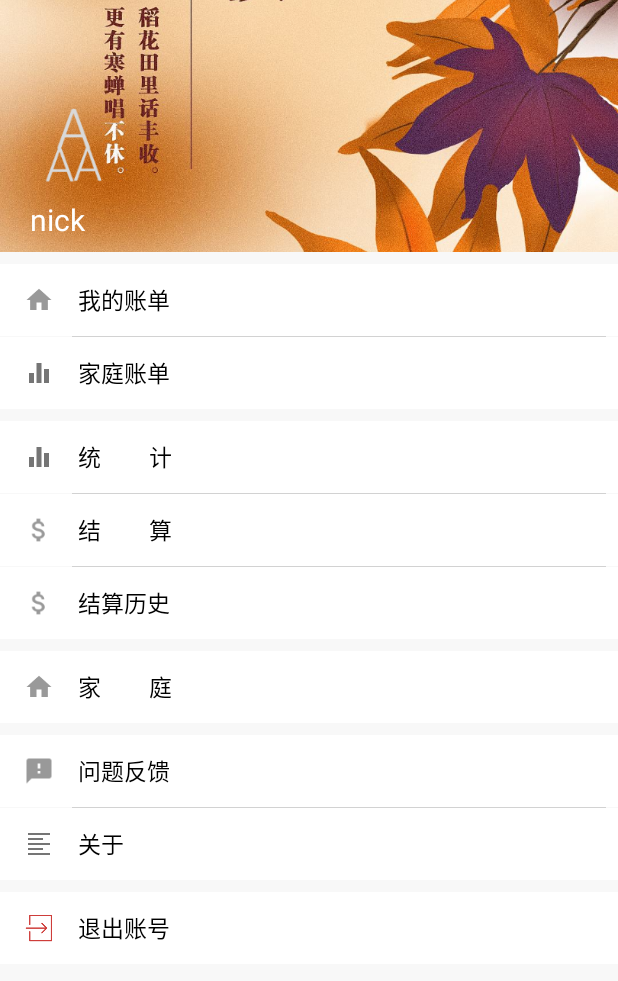
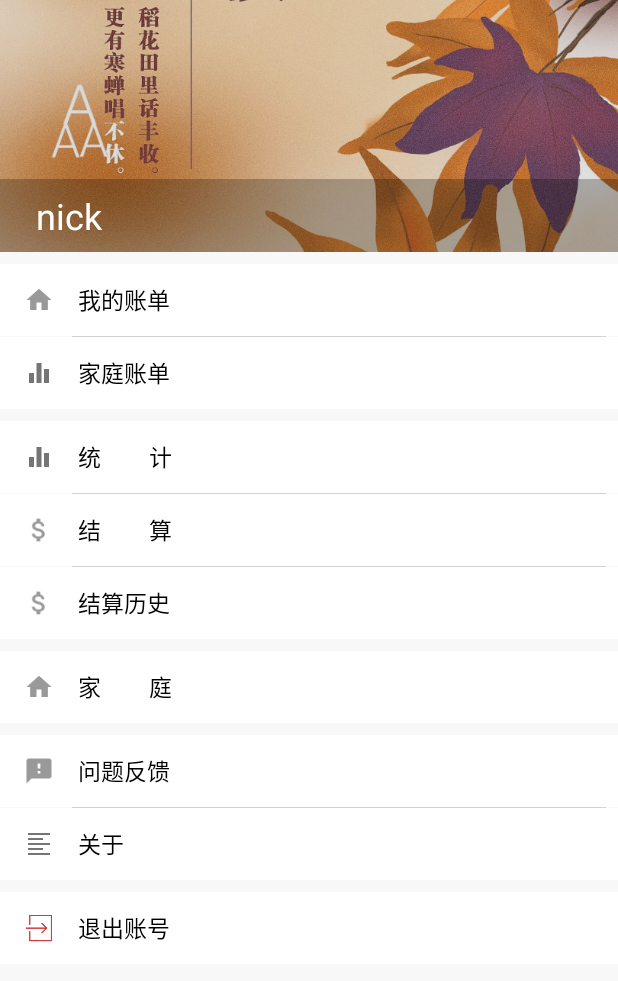
Before and after one commit to Dawson-Jiang/AAAccount, an Android app: the layout layout_main_nav.xml on its own in the app's theme, with its tools: preview values and no code run, on a phone screen of 412 x 824 dp. Shown: the top 981 px of the screen. Run offline under Robolectric (Android 15) with nearby library versions, the phone set to English and light mode, and no system bars.

Commit message:
opt. launcher

```diff
--- a/app/src/main/java/com/dawson/aaaccount/activity/LoginActivity.kt
+++ b/app/src/main/java/com/dawson/aaaccount/activity/LoginActivity.kt
@@ -36,7 +36,6 @@ class LoginActivity : Activity() {
         super.onCreate(savedInstanceState)
         requestWindowFeature(Window.FEATURE_NO_TITLE)
         setContentView(R.layout.activity_login)
-        ImageLoadUtil.loadBlurImage(this, R.drawable.login_bg, iv_bg)
 
         btn_login.setOnClickListener { loginByPhone() }
         btn_send_vercode.setOnClickListener { sendCode() }
--- a/app/src/main/java/com/dawson/aaaccount/activity/WelcomeActivity.kt
+++ b/app/src/main/java/com/dawson/aaaccount/activity/WelcomeActivity.kt
@@ -33,7 +33,6 @@ class WelcomeActivity : Activity() {
         super.onCreate(savedInstanceState)
         requestWindowFeature(Window.FEATURE_NO_TITLE)
         setContentView(R.layout.activity_welcome)
-        ImageLoadUtil.loadBlurImage(this, R.drawable.login_bg, iv_bg)
 
         animationSet.setAnimationListener(object : Animation.AnimationListener {
             override fun onAnimationStart(animation: Animation) {
--- a/app/src/main/res/layout/activity_login.xml
+++ b/app/src/main/res/layout/activity_login.xml
@@ -7,12 +7,13 @@
         android:id="@+id/iv_bg"
         android:layout_width="match_parent"
         android:layout_height="match_parent"
-        android:scaleType="fitXY" />
+        android:scaleType="fitXY"
+        android:src="@drawable/login_bg" />
 
     <View
         android:layout_width="match_parent"
         android:layout_height="match_parent"
-        android:background="#40000000" />
+        android:background="#40808080" />
 
     <LinearLayout
         android:layout_width="match_parent"
--- a/app/src/main/res/layout/activity_welcome.xml
+++ b/app/src/main/res/layout/activity_welcome.xml
@@ -11,12 +11,13 @@
         android:id="@+id/iv_bg"
         android:layout_width="match_parent"
         android:layout_height="match_parent"
-        android:scaleType="fitXY" />
+        android:scaleType="fitXY"
+        android:src="@drawable/login_bg" />
 
     <View
         android:layout_width="match_parent"
         android:layout_height="match_parent"
-        android:background="#40000000" />
+        android:background="#40808080" />
 
     <com.dawson.aaaccount.util.IconView
         android:id="@+id/view_icon"
--- a/app/src/main/res/layout/layout_main_nav.xml
+++ b/app/src/main/res/layout/layout_main_nav.xml
@@ -16,31 +16,33 @@
             android:scaleType="centerCrop"
             android:src="@drawable/login_bg" />
 
-        <LinearLayout
+        <View
+            android:layout_width="match_parent"
+            android:layout_height="match_parent"
+            android:background="#40808080" />
+
+        <TextView
+            android:id="@+id/tv_name"
             android:layout_width="match_parent"
             android:layout_height="wrap_content"
             android:layout_alignParentBottom="true"
-            android:layout_marginBottom="8dp"
-            android:layout_marginLeft="20dp"
-            android:orientation="vertical">
+            android:background="#40000000"
+            android:paddingStart="24dp"
+            android:paddingTop="8dp"
+            android:paddingBottom="8dp"
+            android:text="nick"
+            android:textColor="@color/text_white"
+            android:textSize="24dp" />
 
         <ImageView
             android:id="@+id/iv_head"
             android:layout_width="60dp"
             android:layout_height="60dp"
+            android:layout_above="@id/tv_name"
+            android:layout_marginStart="24dp"
+            android:layout_marginBottom="8dp"
             android:scaleType="centerCrop"
             android:src="@drawable/no_image" />
-
-            <TextView
-                android:id="@+id/tv_name"
-                android:layout_width="wrap_content"
-                android:layout_height="wrap_content"
-                android:layout_marginTop="5dp"
-                android:text="nick"
-                android:textColor="@color/text_white"
-                android:textSize="20dp" />
-
-        </LinearLayout>
 
     </RelativeLayout>
 
```
Also changed, not shown: app/build.gradle (+8 -15 lines), app/src/main/java/com/dawson/aaaccount/util/ImageLoadUtil.kt (+0 -32 lines). Lines whose indentation alone changed are shown as unchanged.
